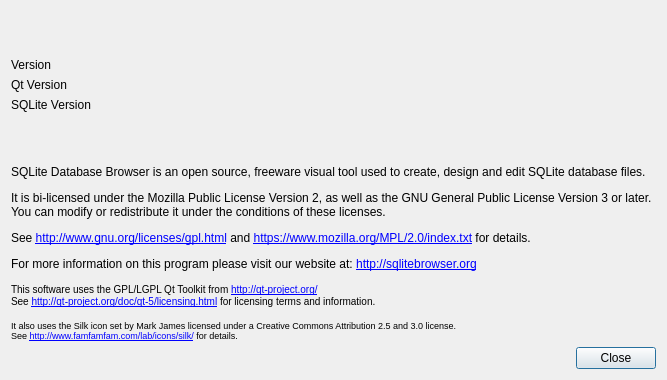
The window that src/AboutDialog.ui (sqlitebrowser/sqlitebrowser) describes before a commit, drawn with Qt 5.
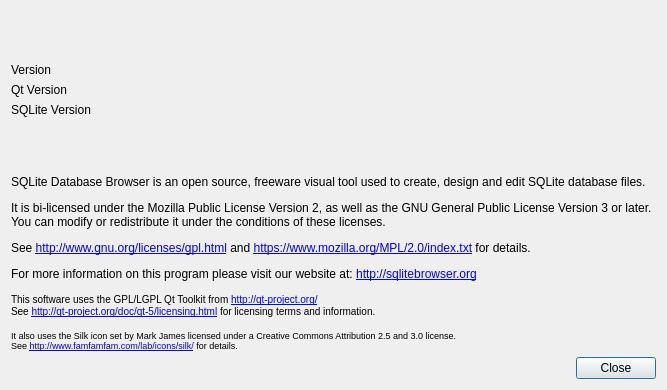
The same window after the commit. Icons and pictures are not drawn.

Commit message: make the aboutdialog a bit higher, didn't fully fit on my system

The edit to the form file:
```diff
--- a/src/AboutDialog.ui
+++ b/src/AboutDialog.ui
@@ -7,7 +7,7 @@
     <x>0</x>
     <y>0</y>
     <width>667</width>
-    <height>380</height>
+    <height>390</height>
    </rect>
   </property>
   <property name="windowTitle">
```
